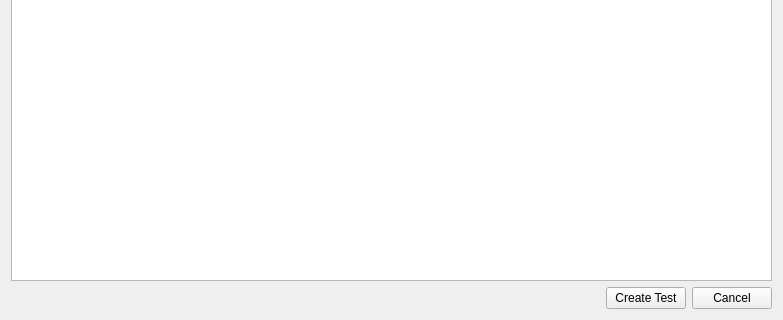
Before: the Qt Designer form GUI/Qt/UCreateTestWidget.ui in aicommunity/Rdk, drawn with Qt 5; both pictures show x 0 to 783 and y 190 to 510 of the 783 by 510 pixel window.
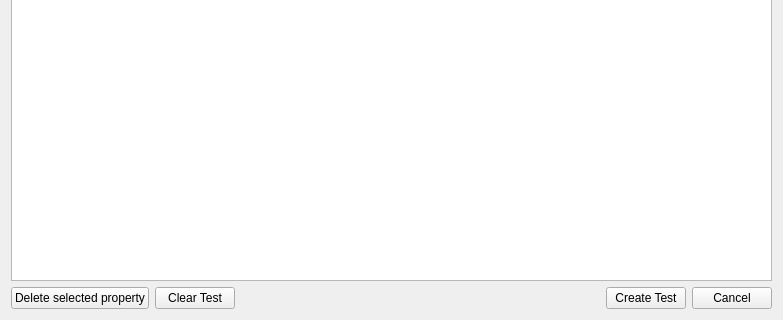
After: the same form once the commit is applied.

Commit message: UTest new compare function + GUI Run N steps action has been added

Diff of the .ui file:
```diff
--- a/GUI/Qt/UCreateTestWidget.ui
+++ b/GUI/Qt/UCreateTestWidget.ui
@@ -147,7 +147,21 @@
    <item>
     <layout class="QHBoxLayout" name="horizontalLayoutButtons">
      <item>
-      <spacer name="horizontalSpacer">
+      <widget class="QPushButton" name="pushButtonDeleteSelectedProperty">
+       <property name="text">
+        <string>Delete selected property</string>
+       </property>
+      </widget>
+     </item>
+     <item>
+      <widget class="QPushButton" name="pushButtonClearTest">
+       <property name="text">
+        <string>Clear Test</string>
+       </property>
+      </widget>
+     </item>
+     <item>
+      <spacer name="horizontalSpacer_3">
        <property name="orientation">
         <enum>Qt::Horizontal</enum>
        </property>
```
The commit also changes 9 other files.
